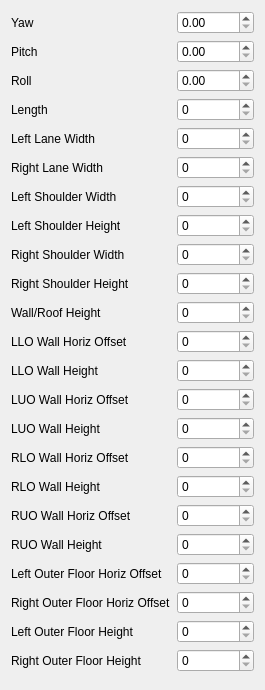
This is TrackEditor/EditGeometryWidget.ui in Zizin13/Roller as Qt 5 draws it before an edit. The edited form follows.
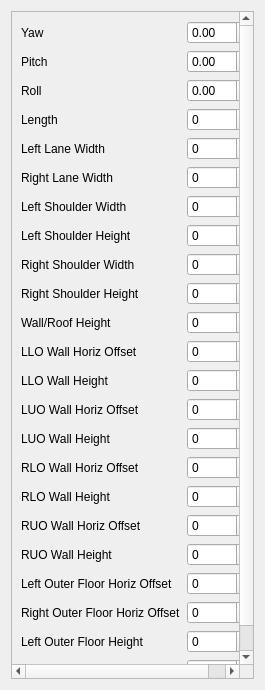
This is the edited form.

```diff
--- a/TrackEditor/EditGeometryWidget.ui
+++ b/TrackEditor/EditGeometryWidget.ui
@@ -14,8 +14,44 @@
    <string>Form</string>
   </property>
   <layout class="QGridLayout" name="gridLayout">
+   <item row="0" column="0">
+    <widget class="QScrollArea" name="scrollArea">
+     <property name="widgetResizable">
+      <bool>true</bool>
+     </property>
+     <widget class="QWidget" name="scrollAreaWidgetContents">
+      <property name="geometry">
+       <rect>
+        <x>0</x>
+        <y>0</y>
+        <width>245</width>
+        <height>670</height>
+       </rect>
+      </property>
+      <layout class="QGridLayout" name="gridLayout_2">
+       <item row="0" column="1">
+        <widget class="QDoubleSpinBox" name="dsbYaw">
+         <property name="maximum">
+          <double>360.000000000000000</double>
+         </property>
+        </widget>
+       </item>
+       <item row="3" column="0">
+        <widget class="QLabel" name="label_10">
+         <property name="text">
+          <string>Length</string>
+         </property>
+        </widget>
+       </item>
+       <item row="1" column="0">
+        <widget class="QLabel" name="label_2">
+         <property name="text">
+          <string>Pitch</string>
+         </property>
+        </widget>
+       </item>
    <item row="5" column="1">
-    <widget class="QSpinBox" name="sbLLaneWidth">
+        <widget class="QSpinBox" name="sbRLaneWidth">
      <property name="maximum">
       <number>65535</number>
      </property>
@@ -24,22 +60,220 @@
      </property>
     </widget>
    </item>
+       <item row="18" column="0">
+        <widget class="QLabel" name="label_21">
+         <property name="text">
+          <string>RUO Wall Height</string>
+         </property>
+        </widget>
+       </item>
+       <item row="9" column="1">
+        <widget class="QSpinBox" name="sbRShoulderHeight">
+         <property name="maximum">
+          <number>65535</number>
+         </property>
+         <property name="singleStep">
+          <number>100</number>
+         </property>
+        </widget>
+       </item>
+       <item row="14" column="1">
+        <widget class="QSpinBox" name="sbLUOWallHeight">
+         <property name="maximum">
+          <number>65535</number>
+         </property>
+         <property name="singleStep">
+          <number>100</number>
+         </property>
+        </widget>
+       </item>
+       <item row="7" column="1">
+        <widget class="QSpinBox" name="sbLShoulderHeight">
+         <property name="maximum">
+          <number>65535</number>
+         </property>
+         <property name="singleStep">
+          <number>100</number>
+         </property>
+        </widget>
+       </item>
+       <item row="16" column="0">
+        <widget class="QLabel" name="label_19">
+         <property name="text">
+          <string>RLO Wall Height</string>
+         </property>
+        </widget>
+       </item>
+       <item row="19" column="0">
+        <widget class="QLabel" name="label_12">
+         <property name="text">
+          <string>Left Outer Floor Horiz Offset</string>
+         </property>
+        </widget>
+       </item>
    <item row="21" column="0">
+        <widget class="QLabel" name="label_22">
+         <property name="text">
+          <string>Left Outer Floor Height</string>
+         </property>
+        </widget>
+       </item>
+       <item row="4" column="0">
+        <widget class="QLabel" name="label">
+         <property name="text">
+          <string>Left Lane Width</string>
+         </property>
+        </widget>
+       </item>
+       <item row="21" column="1">
+        <widget class="QSpinBox" name="sbLOuterFloorHeight">
+         <property name="maximum">
+          <number>65535</number>
+         </property>
+         <property name="singleStep">
+          <number>100</number>
+         </property>
+        </widget>
+       </item>
+       <item row="2" column="1">
+        <widget class="QDoubleSpinBox" name="dsbRoll">
+         <property name="maximum">
+          <double>360.000000000000000</double>
+         </property>
+        </widget>
+       </item>
+       <item row="14" column="0">
+        <widget class="QLabel" name="label_17">
+         <property name="text">
+          <string>LUO Wall Height</string>
+         </property>
+        </widget>
+       </item>
+       <item row="2" column="0">
+        <widget class="QLabel" name="label_3">
+         <property name="text">
+          <string>Roll</string>
+         </property>
+        </widget>
+       </item>
+       <item row="1" column="1">
+        <widget class="QDoubleSpinBox" name="dsbPitch">
+         <property name="maximum">
+          <double>360.000000000000000</double>
+         </property>
+        </widget>
+       </item>
+       <item row="17" column="1">
+        <widget class="QSpinBox" name="sbRUOWallHOffset">
+         <property name="maximum">
+          <number>65535</number>
+         </property>
+         <property name="singleStep">
+          <number>100</number>
+         </property>
+        </widget>
+       </item>
+       <item row="9" column="0">
+        <widget class="QLabel" name="label_9">
+         <property name="text">
+          <string>Right Shoulder Height</string>
+         </property>
+        </widget>
+       </item>
+       <item row="3" column="1">
+        <widget class="QSpinBox" name="sbLength">
+         <property name="maximum">
+          <number>65535</number>
+         </property>
+         <property name="singleStep">
+          <number>100</number>
+         </property>
+        </widget>
+       </item>
+       <item row="17" column="0">
+        <widget class="QLabel" name="label_20">
+         <property name="text">
+          <string>RUO Wall Horiz Offset</string>
+         </property>
+        </widget>
+       </item>
+       <item row="6" column="1">
+        <widget class="QSpinBox" name="sbLShoulderWidth">
+         <property name="maximum">
+          <number>65535</number>
+         </property>
+         <property name="singleStep">
+          <number>100</number>
+         </property>
+        </widget>
+       </item>
+       <item row="16" column="1">
+        <widget class="QSpinBox" name="sbRLOWallHeight">
+         <property name="maximum">
+          <number>65535</number>
+         </property>
+         <property name="singleStep">
+          <number>100</number>
+         </property>
+        </widget>
+       </item>
+       <item row="20" column="0">
     <widget class="QLabel" name="label_13">
      <property name="text">
       <string>Right Outer Floor Horiz Offset</string>
      </property>
     </widget>
    </item>
-   <item row="16" column="0">
+       <item row="19" column="1">
+        <widget class="QSpinBox" name="sbLOuterFloorHOffset">
+         <property name="maximum">
+          <number>65535</number>
+         </property>
+         <property name="singleStep">
+          <number>100</number>
+         </property>
+        </widget>
+       </item>
+       <item row="12" column="0">
+        <widget class="QLabel" name="label_15">
+         <property name="text">
+          <string>LLO Wall Height</string>
+         </property>
+        </widget>
+       </item>
+       <item row="13" column="0">
+        <widget class="QLabel" name="label_16">
+         <property name="text">
+          <string>LUO Wall Horiz Offset</string>
+         </property>
+        </widget>
+       </item>
+       <item row="18" column="1">
+        <widget class="QSpinBox" name="sbRUOWallHeight">
+         <property name="maximum">
+          <number>65535</number>
+         </property>
+         <property name="singleStep">
+          <number>100</number>
+         </property>
+        </widget>
+       </item>
+       <item row="15" column="0">
     <widget class="QLabel" name="label_18">
      <property name="text">
       <string>RLO Wall Horiz Offset</string>
      </property>
     </widget>
    </item>
-   <item row="4" column="1">
-    <widget class="QSpinBox" name="sbLength">
+       <item row="6" column="0">
+        <widget class="QLabel" name="label_6">
+         <property name="text">
+          <string>Left Shoulder Width</string>
+         </property>
+        </widget>
+       </item>
+       <item row="13" column="1">
+        <widget class="QSpinBox" name="sbLUOWallHOffset">
      <property name="maximum">
       <number>65535</number>
      </property>
@@ -48,7 +282,17 @@
      </property>
     </widget>
    </item>
-   <item row="24" column="0">
+       <item row="10" column="1">
+        <widget class="QSpinBox" name="sbWallHeight">
+         <property name="maximum">
+          <number>65535</number>
+         </property>
+         <property name="singleStep">
+          <number>100</number>
+         </property>
+        </widget>
+       </item>
+       <item row="23" column="0">
     <spacer name="verticalSpacer">
      <property name="orientation">
       <enum>Qt::Vertical</enum>
@@ -61,8 +305,15 @@
      </property>
     </spacer>
    </item>
+       <item row="7" column="0">
+        <widget class="QLabel" name="label_7">
+         <property name="text">
+          <string>Left Shoulder Height</string>
+         </property>
+        </widget>
+       </item>
    <item row="20" column="1">
-    <widget class="QSpinBox" name="sbLOuterFloorHOffset">
+        <widget class="QSpinBox" name="sbROuterFloorHOffset">
      <property name="maximum">
       <number>65535</number>
      </property>
@@ -72,7 +323,7 @@
     </widget>
    </item>
    <item row="11" column="1">
-    <widget class="QSpinBox" name="sbWallHeight">
+        <widget class="QSpinBox" name="sbLLOWallHOffset">
      <property name="maximum">
       <number>65535</number>
      </property>
@@ -81,8 +332,8 @@
      </property>
     </widget>
    </item>
-   <item row="13" column="1">
-    <widget class="QSpinBox" name="sbLLOWallHeight">
+       <item row="4" column="1">
+        <widget class="QSpinBox" name="sbLLaneWidth">
      <property name="maximum">
       <number>65535</number>
      </property>
@@ -91,91 +342,29 @@
      </property>
     </widget>
    </item>
-   <item row="12" column="0">
+       <item row="11" column="0">
     <widget class="QLabel" name="label_14">
      <property name="text">
       <string>LLO Wall Horiz Offset</string>
      </property>
     </widget>
    </item>
-   <item row="11" column="0">
-    <widget class="QLabel" name="label_11">
+       <item row="0" column="0">
+        <widget class="QLabel" name="label_4">
      <property name="text">
-      <string>Wall/Roof Height</string>
+          <string>Yaw</string>
      </property>
     </widget>
    </item>
-   <item row="7" column="0">
-    <widget class="QLabel" name="label_6">
-     <property name="text">
-      <string>Left Shoulder Width</string>
-     </property>
-    </widget>
-   </item>
-   <item row="19" column="0">
-    <widget class="QLabel" name="label_21">
-     <property name="text">
-      <string>RUO Wall Height</string>
-     </property>
-    </widget>
-   </item>
-   <item row="10" column="0">
-    <widget class="QLabel" name="label_9">
-     <property name="text">
-      <string>Right Shoulder Height</string>
-     </property>
-    </widget>
-   </item>
-   <item row="6" column="0">
-    <widget class="QLabel" name="label_5">
-     <property name="text">
-      <string>Right Lane Width</string>
-     </property>
-    </widget>
-   </item>
-   <item row="9" column="0">
+       <item row="8" column="0">
     <widget class="QLabel" name="label_8">
      <property name="text">
       <string>Right Shoulder Width</string>
      </property>
     </widget>
    </item>
-   <item row="2" column="1">
-    <widget class="QDoubleSpinBox" name="dsbRoll">
-     <property name="maximum">
-      <double>360.000000000000000</double>
-     </property>
-    </widget>
-   </item>
-   <item row="14" column="0">
-    <widget class="QLabel" name="label_16">
-     <property name="text">
-      <string>LUO Wall Horiz Offset</string>
-     </property>
-    </widget>
-   </item>
-   <item row="8" column="1">
-    <widget class="QSpinBox" name="sbLShoulderHeight">
-     <property name="maximum">
-      <number>65535</number>
-     </property>
-     <property name="singleStep">
-      <number>100</number>
-     </property>
-    </widget>
-   </item>
-   <item row="19" column="1">
-    <widget class="QSpinBox" name="sbRUOWallHeight">
-     <property name="maximum">
-      <number>65535</number>
-     </property>
-     <property name="singleStep">
-      <number>100</number>
-     </property>
-    </widget>
-   </item>
    <item row="12" column="1">
-    <widget class="QSpinBox" name="sbLLOWallHOffset">
+        <widget class="QSpinBox" name="sbLLOWallHeight">
      <property name="maximum">
       <number>65535</number>
      </property>
@@ -184,21 +373,31 @@
      </property>
     </widget>
    </item>
-   <item row="1" column="1">
-    <widget class="QDoubleSpinBox" name="dsbPitch">
+       <item row="5" column="0">
+        <widget class="QLabel" name="label_5">
+         <property name="text">
+          <string>Right Lane Width</string>
+         </property>
+        </widget>
+       </item>
+       <item row="8" column="1">
+        <widget class="QSpinBox" name="sbRShoulderWidth">
      <property name="maximum">
-      <double>360.000000000000000</double>
-     </property>
-    </widget>
-   </item>
-   <item row="15" column="0">
-    <widget class="QLabel" name="label_17">
+          <number>65535</number>
+         </property>
+         <property name="singleStep">
+          <number>100</number>
+         </property>
+        </widget>
+       </item>
+       <item row="10" column="0">
+        <widget class="QLabel" name="label_11">
      <property name="text">
-      <string>LUO Wall Height</string>
+          <string>Wall/Roof Height</string>
      </property>
     </widget>
    </item>
-   <item row="16" column="1">
+       <item row="15" column="1">
     <widget class="QSpinBox" name="sbRLOWallHOffset">
      <property name="maximum">
       <number>65535</number>
@@ -209,119 +408,14 @@
     </widget>
    </item>
    <item row="22" column="0">
-    <widget class="QLabel" name="label_22">
-     <property name="text">
-      <string>Left Outer Floor Height</string>
-     </property>
-    </widget>
-   </item>
-   <item row="18" column="0">
-    <widget class="QLabel" name="label_20">
-     <property name="text">
-      <string>RUO Wall Horiz Offset</string>
-     </property>
-    </widget>
-   </item>
-   <item row="6" column="1">
-    <widget class="QSpinBox" name="sbRLaneWidth">
-     <property name="maximum">
-      <number>65535</number>
-     </property>
-     <property name="singleStep">
-      <number>100</number>
-     </property>
-    </widget>
-   </item>
-   <item row="23" column="1">
-    <widget class="QSpinBox" name="sbROuterFloorHeight">
-     <property name="maximum">
-      <number>65535</number>
-     </property>
-     <property name="singleStep">
-      <number>100</number>
-     </property>
-    </widget>
-   </item>
-   <item row="14" column="1">
-    <widget class="QSpinBox" name="sbLUOWallHOffset">
-     <property name="maximum">
-      <number>65535</number>
-     </property>
-     <property name="singleStep">
-      <number>100</number>
-     </property>
-    </widget>
-   </item>
-   <item row="22" column="1">
-    <widget class="QSpinBox" name="sbLOuterFloorHeight">
-     <property name="maximum">
-      <number>65535</number>
-     </property>
-     <property name="singleStep">
-      <number>100</number>
-     </property>
-    </widget>
-   </item>
-   <item row="13" column="0">
-    <widget class="QLabel" name="label_15">
-     <property name="text">
-      <string>LLO Wall Height</string>
-     </property>
-    </widget>
-   </item>
-   <item row="15" column="1">
-    <widget class="QSpinBox" name="sbLUOWallHeight">
-     <property name="maximum">
-      <number>65535</number>
-     </property>
-     <property name="singleStep">
-      <number>100</number>
-     </property>
-    </widget>
-   </item>
-   <item row="2" column="0">
-    <widget class="QLabel" name="label_3">
-     <property name="text">
-      <string>Roll</string>
-     </property>
-    </widget>
-   </item>
-   <item row="17" column="1">
-    <widget class="QSpinBox" name="sbRLOWallHeight">
-     <property name="maximum">
-      <number>65535</number>
-     </property>
-     <property name="singleStep">
-      <number>100</number>
-     </property>
-    </widget>
-   </item>
-   <item row="21" column="1">
-    <widget class="QSpinBox" name="sbROuterFloorHOffset">
-     <property name="maximum">
-      <number>65535</number>
-     </property>
-     <property name="singleStep">
-      <number>100</number>
-     </property>
-    </widget>
-   </item>
-   <item row="23" column="0">
     <widget class="QLabel" name="label_23">
      <property name="text">
       <string>Right Outer Floor Height</string>
      </property>
     </widget>
    </item>
-   <item row="8" column="0">
-    <widget class="QLabel" name="label_7">
-     <property name="text">
-      <string>Left Shoulder Height</string>
-     </property>
-    </widget>
-   </item>
-   <item row="18" column="1">
-    <widget class="QSpinBox" name="sbRUOWallHOffset">
+       <item row="22" column="1">
+        <widget class="QSpinBox" name="sbROuterFloorHeight">
      <property name="maximum">
       <number>65535</number>
      </property>
@@ -330,83 +424,8 @@
      </property>
     </widget>
    </item>
-   <item row="9" column="1">
-    <widget class="QSpinBox" name="sbRShoulderWidth">
-     <property name="maximum">
-      <number>65535</number>
-     </property>
-     <property name="singleStep">
-      <number>100</number>
-     </property>
-    </widget>
-   </item>
-   <item row="5" column="0">
-    <widget class="QLabel" name="label">
-     <property name="text">
-      <string>Left Lane Width</string>
-     </property>
-    </widget>
-   </item>
-   <item row="7" column="1">
-    <widget class="QSpinBox" name="sbLShoulderWidth">
-     <property name="maximum">
-      <number>65535</number>
-     </property>
-     <property name="singleStep">
-      <number>100</number>
-     </property>
-    </widget>
-   </item>
-   <item row="10" column="1">
-    <widget class="QSpinBox" name="sbRShoulderHeight">
-     <property name="maximum">
-      <number>65535</number>
-     </property>
-     <property name="singleStep">
-      <number>100</number>
-     </property>
-    </widget>
-   </item>
-   <item row="17" column="0">
-    <widget class="QLabel" name="label_19">
-     <property name="text">
-      <string>RLO Wall Height</string>
-     </property>
-    </widget>
-   </item>
-   <item row="1" column="0">
-    <widget class="QLabel" name="label_2">
-     <property name="text">
-      <string>Pitch</string>
-     </property>
-    </widget>
-   </item>
-   <item row="20" column="0">
-    <widget class="QLabel" name="label_12">
-     <property name="text">
-      <string>Left Outer Floor Horiz Offset</string>
-     </property>
-    </widget>
-   </item>
-   <item row="4" column="0">
-    <widget class="QLabel" name="label_10">
-     <property name="text">
-      <string>Length</string>
-     </property>
-    </widget>
-   </item>
-   <item row="0" column="0">
-    <widget class="QLabel" name="label_4">
-     <property name="text">
-      <string>Yaw</string>
-     </property>
-    </widget>
-   </item>
-   <item row="0" column="1">
-    <widget class="QDoubleSpinBox" name="dsbYaw">
-     <property name="maximum">
-      <double>360.000000000000000</double>
-     </property>
+      </layout>
+     </widget>
     </widget>
    </item>
   </layout>
```
Lines whose indentation alone changed are shown as unchanged.
